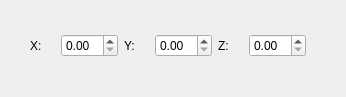
This is ui/position.ui in zhangjiankun/kndRobotSim as Qt 5 draws it before an edit. The edited form follows.
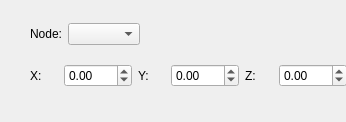
This is the edited form.

Commit message: position panel

Diff of the .ui file:
```diff
--- a/ui/position.ui
+++ b/ui/position.ui
@@ -7,7 +7,7 @@
     <x>0</x>
     <y>0</y>
     <width>346</width>
-    <height>97</height>
+    <height>122</height>
    </rect>
   </property>
   <property name="sizePolicy">
@@ -23,11 +23,40 @@
    <property name="geometry">
     <rect>
      <x>30</x>
-     <y>30</y>
-     <width>276</width>
-     <height>31</height>
+     <y>10</y>
+     <width>317</width>
+     <height>91</height>
     </rect>
    </property>
+   <layout class="QVBoxLayout" name="verticalLayout">
+    <item>
+     <layout class="QHBoxLayout" name="horizontalLayout_5">
+      <item>
+       <widget class="QLabel" name="label_combox">
+        <property name="text">
+         <string>Node:</string>
+        </property>
+       </widget>
+      </item>
+      <item>
+       <widget class="QComboBox" name="comboBox"/>
+      </item>
+      <item>
+       <spacer name="horizontalSpacer">
+        <property name="orientation">
+         <enum>Qt::Horizontal</enum>
+        </property>
+        <property name="sizeHint" stdset="0">
+         <size>
+          <width>40</width>
+          <height>20</height>
+         </size>
+        </property>
+       </spacer>
+      </item>
+     </layout>
+    </item>
+    <item>
    <layout class="QHBoxLayout" name="horizontalLayout_4">
     <item>
      <layout class="QHBoxLayout" name="horizontalLayout">
@@ -39,7 +68,17 @@
        </widget>
       </item>
       <item>
-       <widget class="QDoubleSpinBox" name="doubleSpinBox"/>
+         <widget class="QDoubleSpinBox" name="xPosition">
+          <property name="minimum">
+           <double>-100.000000000000000</double>
+          </property>
+          <property name="maximum">
+           <double>100.000000000000000</double>
+          </property>
+          <property name="singleStep">
+           <double>0.100000000000000</double>
+          </property>
+         </widget>
       </item>
      </layout>
     </item>
@@ -53,7 +92,17 @@
        </widget>
       </item>
       <item>
-       <widget class="QDoubleSpinBox" name="doubleSpinBox_2"/>
+         <widget class="QDoubleSpinBox" name="yPosition">
+          <property name="minimum">
+           <double>-100.000000000000000</double>
+          </property>
+          <property name="maximum">
+           <double>100.000000000000000</double>
+          </property>
+          <property name="singleStep">
+           <double>0.100000000000000</double>
+          </property>
+         </widget>
       </item>
      </layout>
     </item>
@@ -67,7 +116,19 @@
        </widget>
       </item>
       <item>
-       <widget class="QDoubleSpinBox" name="doubleSpinBox_3"/>
+         <widget class="QDoubleSpinBox" name="zPosition">
+          <property name="minimum">
+           <double>-100.000000000000000</double>
+          </property>
+          <property name="maximum">
+           <double>100.000000000000000</double>
+          </property>
+          <property name="singleStep">
+           <double>0.100000000000000</double>
+          </property>
+         </widget>
+        </item>
+       </layout>
       </item>
      </layout>
     </item>
```
Lines whose indentation alone changed are shown as unchanged. The commit also changes 9 other files.
